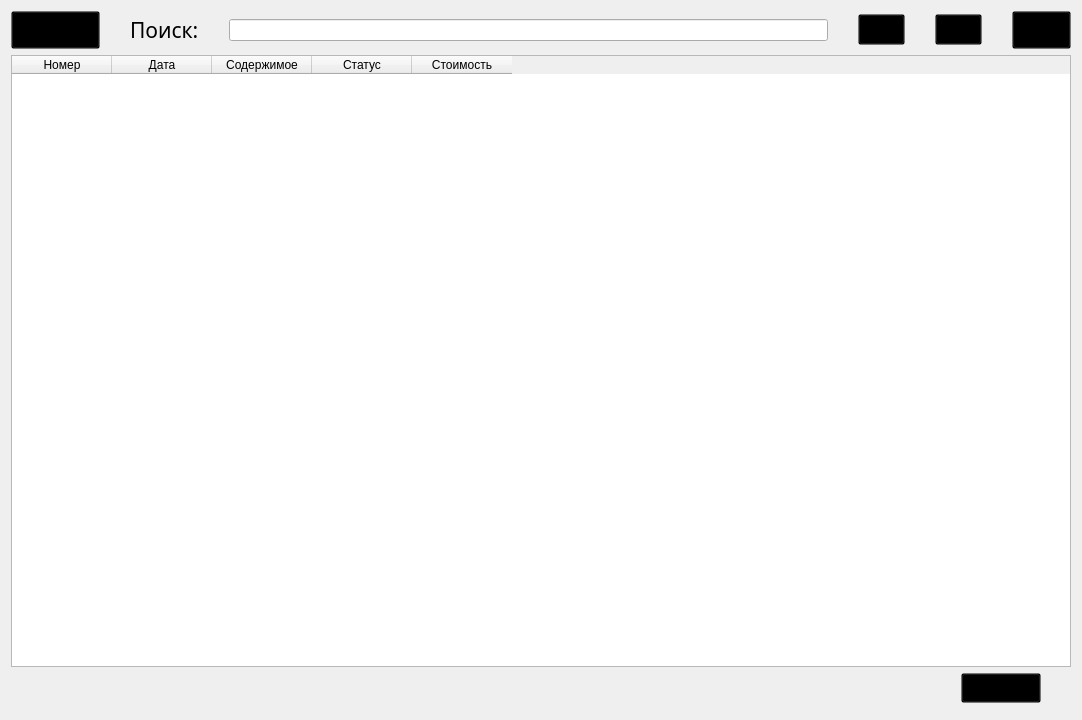
Qt form order.ui (lirthu/kursach) before a commit.
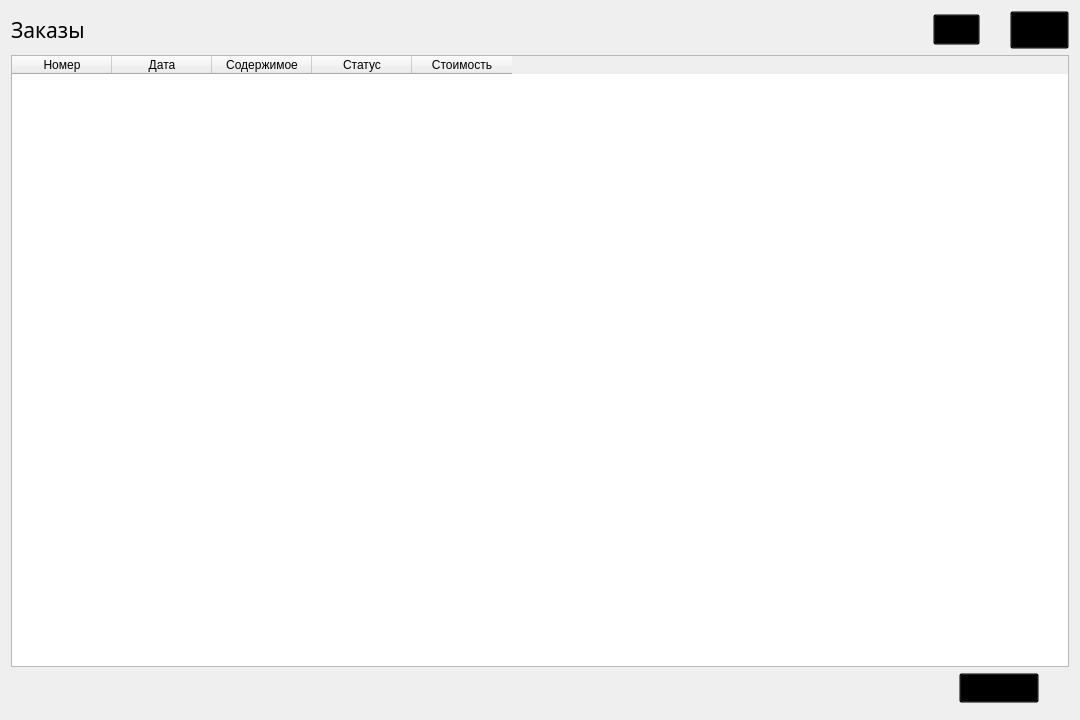
The same form after that commit. Icons and pictures are not drawn.

What changed in the file:
```diff
--- a/order.ui
+++ b/order.ui
@@ -20,33 +20,7 @@
       <number>30</number>
      </property>
      <item>
-      <widget class="QPushButton" name="pushButton_4">
-       <property name="font">
-        <font>
-         <family>Segoe Print</family>
-         <pointsize>16</pointsize>
-         <underline>false</underline>
-        </font>
-       </property>
-       <property name="layoutDirection">
-        <enum>Qt::LeftToRight</enum>
-       </property>
-       <property name="styleSheet">
-        <string notr="true">background-color: transparent</string>
-       </property>
-       <property name="text">
-        <string>Каталог</string>
-       </property>
-       <property name="iconSize">
-        <size>
-         <width>48</width>
-         <height>48</height>
-        </size>
-       </property>
-      </widget>
-     </item>
-     <item>
-      <widget class="QLabel" name="label">
+      <widget class="QLabel" name="label_5">
        <property name="font">
         <font>
          <family>Segoe Print</family>
@@ -57,39 +31,22 @@
         <cursorShape>ArrowCursor</cursorShape>
        </property>
        <property name="text">
-        <string>Поиск:</string>
+        <string>Заказы</string>
        </property>
       </widget>
      </item>
      <item>
-      <widget class="QLineEdit" name="lineEdit"/>
-     </item>
-     <item>
-      <widget class="QPushButton" name="pushButton_3">
-       <property name="font">
-        <font>
-         <family>Segoe Print</family>
-         <pointsize>12</pointsize>
-         <underline>false</underline>
-        </font>
+      <spacer name="horizontalSpacer">
+       <property name="orientation">
+        <enum>Qt::Horizontal</enum>
        </property>
-       <property name="styleSheet">
-        <string notr="true">background-color: transparent</string>
-       </property>
-       <property name="text">
-        <string/>
-       </property>
-       <property name="icon">
-        <iconset>
-         <normaloff>../../Downloads/pngwing.com.png</normaloff>../../Downloads/pngwing.com.png</iconset>
-       </property>
-       <property name="iconSize">
+       <property name="sizeHint" stdset="0">
         <size>
-         <width>24</width>
-         <height>24</height>
+         <width>40</width>
+         <height>20</height>
         </size>
        </property>
-      </widget>
+      </spacer>
      </item>
      <item>
       <widget class="QPushButton" name="pushButton_2">
@@ -180,16 +137,23 @@
     </widget>
    </item>
    <item>
-    <layout class="QHBoxLayout" name="horizontalLayout_3" stretch="0">
-     <property name="spacing">
-      <number>20</number>
-     </property>
-     <property name="leftMargin">
-      <number>950</number>
-     </property>
+    <layout class="QHBoxLayout" name="horizontalLayout_3" stretch="0,0">
      <property name="rightMargin">
       <number>30</number>
      </property>
+     <item>
+      <spacer name="horizontalSpacer_2">
+       <property name="orientation">
+        <enum>Qt::Horizontal</enum>
+       </property>
+       <property name="sizeHint" stdset="0">
+        <size>
+         <width>40</width>
+         <height>20</height>
+        </size>
+       </property>
+      </spacer>
+     </item>
      <item>
       <widget class="QPushButton" name="pushButton_6">
        <property name="font">
```
